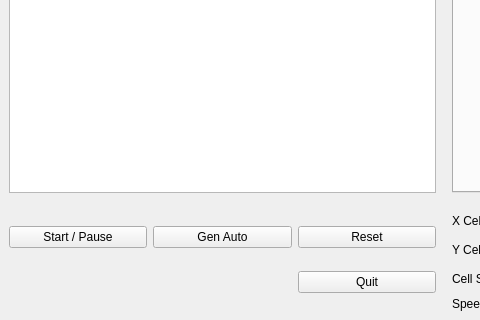
YopCoo/QtGOL, file qtGol.ui: the form before one commit; both pictures show x 0 to 480 and y 150 to 470 of the 887 by 470 pixel window.
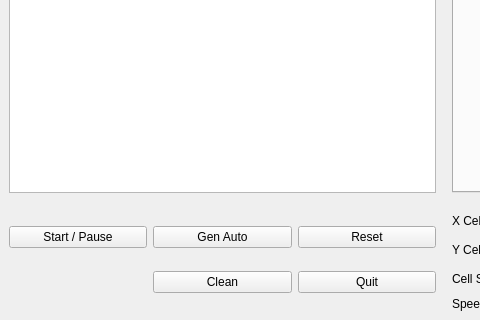
The form after the commit.

```diff
--- a/qtGol.ui
+++ b/qtGol.ui
@@ -201,6 +201,13 @@
           </property>
          </widget>
         </item>
+        <item row="2" column="1">
+         <widget class="QPushButton" name="bt_clean">
+          <property name="text">
+           <string>Clean</string>
+          </property>
+         </widget>
+        </item>
        </layout>
       </item>
      </layout>
```
